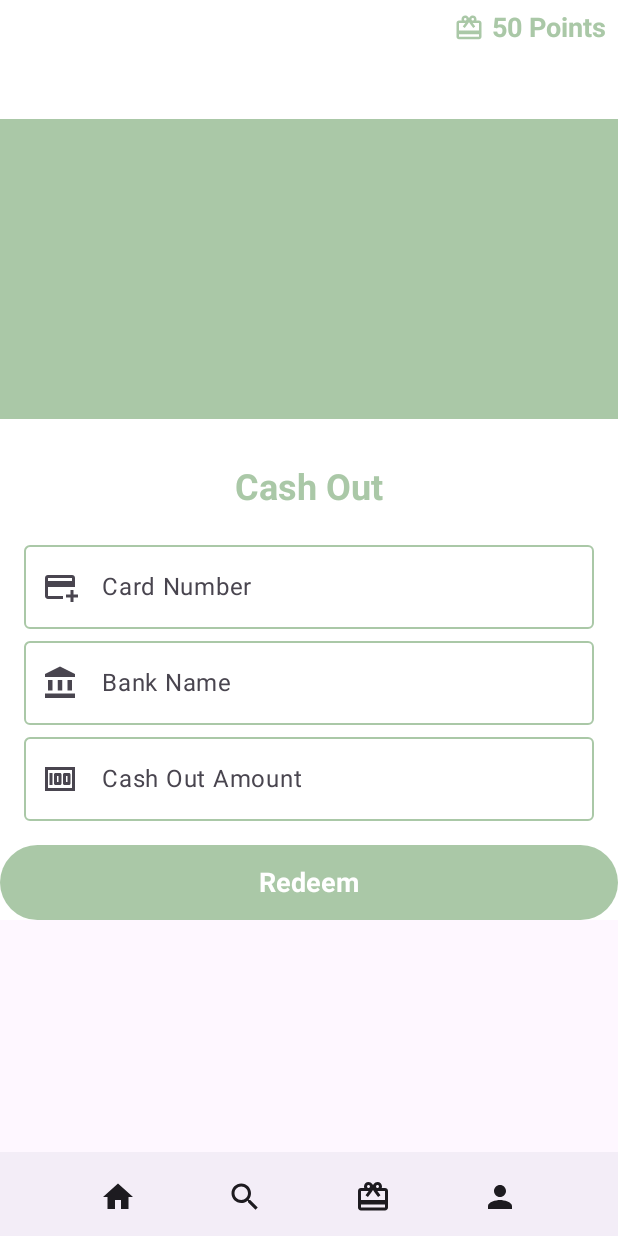
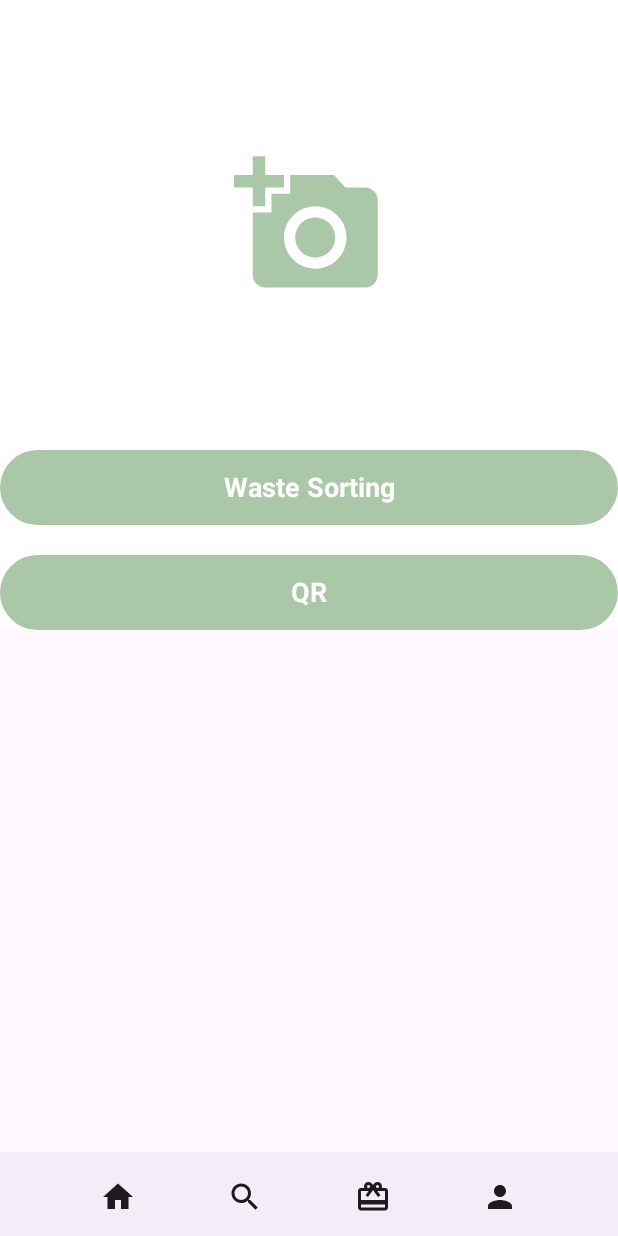
Before and after one commit to Peachy72/EcoEarn, an Android app built with Jetpack Compose: the screen it shows after launch (MainActivity), on a phone screen of 412 x 824 dp. Run offline under Robolectric (Android 15) with nearby library versions, the phone set to English and light mode, and no system bars.

Commit message:
feat: lensScreen

```diff
--- a/app/src/main/java/com/example/ecoearn/app/EcoEarnApp.kt
+++ b/app/src/main/java/com/example/ecoearn/app/EcoEarnApp.kt
@@ -16,6 +16,7 @@ import com.example.ecoearn.screens.ProfileScreen
 import com.example.ecoearn.screens.RedeemScreen
 import com.example.ecoearn.screens.VoucherScreen
 import com.example.ecoearn.screens.CashOutScreen
+import com.example.ecoearn.screens.LensScreen
 
 @Composable
 fun EcoEarnApp() {
@@ -33,6 +34,7 @@ fun EcoEarnApp() {
                 is Screen.RedeemScreen -> RedeemScreen()
                 is Screen.VoucherScreen -> VoucherScreen()
                 is Screen.CashOutScreen -> CashOutScreen()
+                is Screen.LensScreen -> LensScreen()
 
                 else -> {}
             }
--- a/app/src/main/java/com/example/ecoearn/navigation/EcoEarnAppRouter.kt
+++ b/app/src/main/java/com/example/ecoearn/navigation/EcoEarnAppRouter.kt
@@ -12,10 +12,11 @@ sealed class Screen() {
     object RedeemScreen : Screen()
     object VoucherScreen : Screen()
     object CashOutScreen : Screen()
+    object LensScreen : Screen()
 }
 
 object EcoEarnAppRouter {
-    var currentScreen: MutableState<Screen> = mutableStateOf(Screen.CashOutScreen)
+    var currentScreen: MutableState<Screen> = mutableStateOf(Screen.LensScreen)
 
     fun navigateTo(destination: Screen) {
         currentScreen.value = destination
--- a/app/src/main/java/com/example/ecoearn/screens/LensScreen.kt
+++ b/app/src/main/java/com/example/ecoearn/screens/LensScreen.kt
@@ -1,4 +1,100 @@
 package com.example.ecoearn.screens
 
-class LensScreen {
+import androidx.compose.foundation.Image
+import androidx.compose.foundation.layout.Column
+import androidx.compose.foundation.layout.Spacer
+import androidx.compose.foundation.layout.fillMaxWidth
+import androidx.compose.foundation.layout.height
+import androidx.compose.foundation.layout.heightIn
+import androidx.compose.foundation.layout.padding
+import androidx.compose.foundation.layout.size
+import androidx.compose.material.icons.Icons
+import androidx.compose.material.icons.filled.AddAPhoto
+import androidx.compose.material3.Button
+import androidx.compose.material3.ButtonDefaults
+import androidx.compose.material3.Icon
+import androidx.compose.material3.Text
+import androidx.compose.runtime.Composable
+import androidx.compose.ui.Alignment
+import androidx.compose.ui.Modifier
+import androidx.compose.ui.graphics.Color
+import androidx.compose.ui.graphics.ColorFilter
+import androidx.compose.ui.res.stringResource
+import androidx.compose.ui.text.TextStyle
+import androidx.compose.ui.text.font.FontStyle
+import androidx.compose.ui.text.font.FontWeight
+import androidx.compose.ui.text.style.TextAlign
+import androidx.compose.ui.tooling.preview.Preview
+import androidx.compose.ui.unit.dp
+import androidx.compose.ui.unit.sp
+import com.example.ecoearn.R
+import com.example.ecoearn.components.BottomBarComponent
+import com.example.ecoearn.ui.theme.Primary
+
+@Composable
+fun LensScreen() {
+    Column(
+        modifier = Modifier
+            .fillMaxWidth(),
+        horizontalAlignment = Alignment.CenterHorizontally
+    ) {
+        Spacer(modifier = Modifier.height(100.dp))
+        Image (
+            imageVector = Icons.Filled.AddAPhoto,
+            contentDescription = null,
+            modifier = Modifier.size(100.dp),
+            colorFilter = ColorFilter.tint(Primary),
+        )
+        Spacer(modifier = Modifier.height(100.dp))
+        Button(
+            onClick = { /*TODO*/ },
+            modifier = Modifier
+                .fillMaxWidth()
+                .height(50.dp),
+            colors = ButtonDefaults.buttonColors(Primary)
+        ) {
+            Text(
+                text = stringResource(id = R.string.waste_sorting),
+                modifier = Modifier
+                    .fillMaxWidth()
+                    .heightIn(),
+                style = TextStyle(
+                    fontSize = 18.sp,
+                    fontWeight = FontWeight.Bold,
+                    fontStyle = FontStyle.Normal
+                ),
+                color = Color.White,
+                textAlign = TextAlign.Center
+            )
+        }
+        Spacer(modifier = Modifier.height(20.dp))
+        Button(
+            onClick = { /*TODO*/ },
+            modifier = Modifier
+                .fillMaxWidth()
+                .height(50.dp),
+            colors = ButtonDefaults.buttonColors(Primary)
+        ) {
+            Text(
+                text = stringResource(id = R.string.qr_code),
+                modifier = Modifier
+                    .fillMaxWidth()
+                    .heightIn(),
+                style = TextStyle(
+                    fontSize = 18.sp,
+                    fontWeight = FontWeight.Bold,
+                    fontStyle = FontStyle.Normal
+                ),
+                color = Color.White,
+                textAlign = TextAlign.Center
+            )
+        }
+        BottomBarComponent()
+    }
 }
+
+@Preview
+@Composable
+fun LensScreenPreview() {
+    LensScreen()
+}
--- a/app/src/main/res/values/strings.xml
+++ b/app/src/main/res/values/strings.xml
@@ -30,4 +30,6 @@
     <string name="card_number">Card Number</string>
     <string name="bank_name">Bank Name</string>
     <string name="cash_out_amount">Cash Out Amount</string>
+    <string name="waste_sorting">Waste Sorting</string>
+    <string name="qr_code">QR</string>
 </resources>
```
